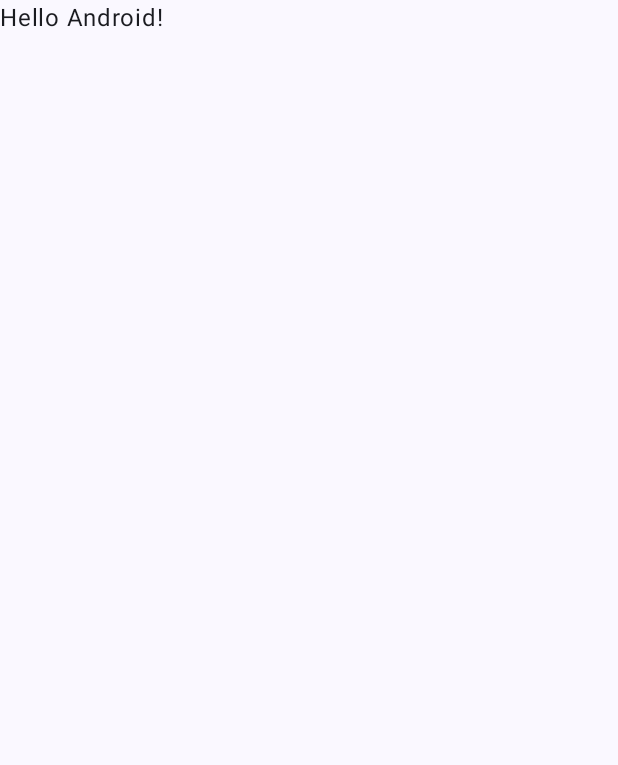
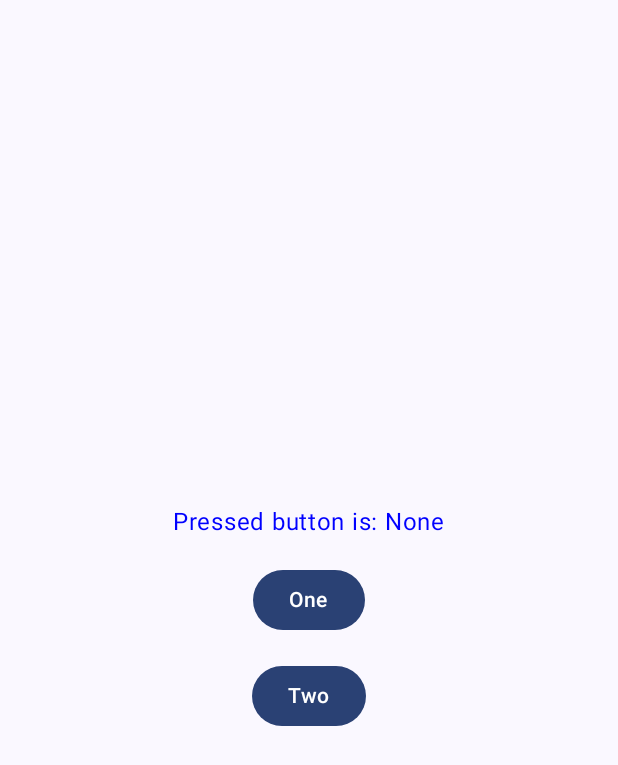
Before and after one commit to shankarlohar/20BAI10040-VITBHOPAL-Smartbridge-Externship, an Android app built with Jetpack Compose: the screen it shows after launch (MainActivity), on a phone screen of 412 x 824 dp. Before the commit the part shown is almost empty. Shown: the top 765 px of the screen. Run offline under Robolectric (Android 15) with nearby library versions, the phone set to English and light mode, and no system bars.

Commit message:
Base Screen Task 3 Done

```diff
--- a/Task3/app/src/main/AndroidManifest.xml
+++ b/Task3/app/src/main/AndroidManifest.xml
@@ -1,6 +1,6 @@
 <?xml version="1.0" encoding="utf-8"?>
 <manifest xmlns:android="http://schemas.android.com/apk/res/android"
-    xmlns:tools="http://schemas.android.com/tools" >
+    xmlns:tools="http://schemas.android.com/tools">
 
     <application
         android:allowBackup="true"
@@ -11,12 +11,12 @@
         android:roundIcon="@mipmap/ic_launcher_round"
         android:supportsRtl="true"
         android:theme="@style/Theme.Task3"
-        tools:targetApi="31" >
+        tools:targetApi="31">
         <activity
-            android:name=".MainActivity"
+            android:name=".ui.view.MainActivity"
             android:exported="true"
             android:label="@string/app_name"
-            android:theme="@style/Theme.Task3" >
+            android:theme="@style/Theme.Task3">
             <intent-filter>
                 <action android:name="android.intent.action.MAIN" />
 
--- a/Task3/app/src/main/java/shankar/lohar20bai10040/task3/ui/theme/Theme.kt
+++ b/Task3/app/src/main/java/shankar/lohar20bai10040/task3/ui/theme/Theme.kt
@@ -49,6 +49,7 @@ fun Task3Theme(
             val context = LocalContext.current
             if (darkTheme) dynamicDarkColorScheme(context) else dynamicLightColorScheme(context)
         }
+
         darkTheme -> DarkColorScheme
         else -> LightColorScheme
     }
--- a/Task3/app/src/main/java/shankar/lohar20bai10040/task3/MainActivity.kt
+++ b/Task3/app/src/main/java/shankar/lohar20bai10040/task3/ui/view/MainActivity.kt
@@ -1,4 +1,4 @@
-package shankar.lohar20bai10040.task3
+package shankar.lohar20bai10040.task3.ui.view
 
 import android.os.Bundle
 import androidx.activity.ComponentActivity
@@ -11,6 +11,7 @@ import androidx.compose.runtime.Composable
 import androidx.compose.ui.Modifier
 import androidx.compose.ui.tooling.preview.Preview
 import shankar.lohar20bai10040.task3.ui.theme.Task3Theme
+import shankar.lohar20bai10040.task3.ui.view.screens.BaseScreen
 
 class MainActivity : ComponentActivity() {
     override fun onCreate(savedInstanceState: Bundle?) {
@@ -18,26 +19,13 @@ class MainActivity : ComponentActivity() {
         setContent {
             Task3Theme {
                 // A surface container using the 'background' color from the theme
-                Surface(modifier = Modifier.fillMaxSize(), color = MaterialTheme.colorScheme.background) {
-                    Greeting("Android")
+                Surface(
+                    modifier = Modifier.fillMaxSize(),
+                    color = MaterialTheme.colorScheme.background
+                ) {
+                    BaseScreen()
                 }
             }
         }
     }
 }
-
-@Composable
-fun Greeting(name: String, modifier: Modifier = Modifier) {
-    Text(
-        text = "Hello $name!",
-        modifier = modifier
-    )
-}
-
-@Preview(showBackground = true)
-@Composable
-fun GreetingPreview() {
-    Task3Theme {
-        Greeting("Android")
-    }
-}
--- /dev/null
+++ b/Task3/app/src/main/java/shankar/lohar20bai10040/task3/ui/view/screens/BaseScreen.kt
@@ -0,0 +1,39 @@
+package shankar.lohar20bai10040.task3.ui.view.screens
+
+import androidx.compose.foundation.layout.Arrangement
+import androidx.compose.foundation.layout.Column
+import androidx.compose.foundation.layout.Spacer
+import androidx.compose.foundation.layout.fillMaxSize
+import androidx.compose.foundation.layout.padding
+import androidx.compose.material3.Button
+import androidx.compose.material3.Text
+import androidx.compose.runtime.Composable
+import androidx.compose.runtime.getValue
+import androidx.compose.runtime.mutableStateOf
+import androidx.compose.runtime.remember
+import androidx.compose.runtime.setValue
+import androidx.compose.ui.Alignment
+import androidx.compose.ui.Modifier
+import androidx.compose.ui.graphics.Color
+import androidx.compose.ui.unit.dp
+import androidx.compose.ui.unit.sp
+
+@Composable
+fun BaseScreen(modifier: Modifier = Modifier){
+    Column(
+        modifier = modifier.fillMaxSize(),
+        horizontalAlignment = Alignment.CenterHorizontally,
+        verticalArrangement = Arrangement.Center
+    ) {
+        var topText by remember{ mutableStateOf("None") }
+        Text(text = "Pressed button is: $topText", fontSize = 16.sp, color = Color.Blue)
+        Spacer(modifier = modifier.padding(8.dp))
+        Button(onClick = { topText = "One" }) {
+            Text(text = "One")
+        }
+        Spacer(modifier = modifier.padding(8.dp))
+        Button(onClick = { topText = "Two" }) {
+            Text(text = "Two")
+        }
+    }
+}
--- /dev/null
+++ b/Task3/app/src/main/java/shankar/lohar20bai10040/task3/ui/view/screens/OnePressedScreen.kt
@@ -0,0 +1,8 @@
+package shankar.lohar20bai10040.task3.ui.view.screens
+
+import androidx.compose.runtime.Composable
+
+@Composable
+fun OnePressedScreen(){
+
+}
--- /dev/null
+++ b/Task3/app/src/main/java/shankar/lohar20bai10040/task3/ui/view/screens/TwoPressedScreen.kt
@@ -0,0 +1 @@
+package shankar.lohar20bai10040.task3.ui.view.screens
--- a/Task3/app/src/main/res/values/themes.xml
+++ b/Task3/app/src/main/res/values/themes.xml
@@ -1,4 +1,5 @@
 <?xml version="1.0" encoding="utf-8"?>
 <resources>
+
     <style name="Theme.Task3" parent="android:Theme.Material.Light.NoActionBar" />
 </resources>
```
Lines whose indentation alone changed are shown as unchanged.
